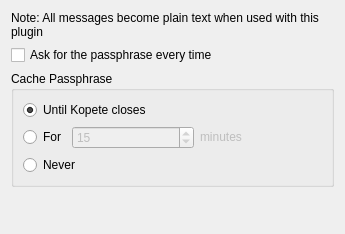
KDE/kopete, file plugins/cryptography/cryptographyprefsbase.ui: the form before one commit.
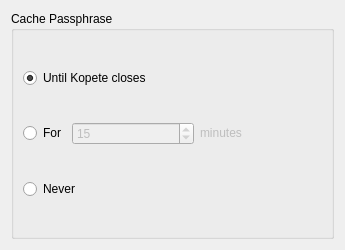
The form after the commit.

Commit message: String changes. Added myself to a few credits FEATURE:141984 GUI:

```diff
--- a/plugins/cryptography/cryptographyprefsbase.ui
+++ b/plugins/cryptography/cryptographyprefsbase.ui
@@ -7,30 +7,10 @@
     <x>0</x>
     <y>0</y>
     <width>345</width>
-    <height>234</height>
+    <height>250</height>
    </rect>
   </property>
   <layout class="QVBoxLayout" >
-   <item>
-    <widget class="QLabel" name="warning" >
-     <property name="frameShape" >
-      <enum>QFrame::NoFrame</enum>
-     </property>
-     <property name="text" >
-      <string>Note: All messages become plain text when used with this plugin</string>
-     </property>
-     <property name="wordWrap" >
-      <bool>true</bool>
-     </property>
-    </widget>
-   </item>
-   <item>
-    <widget class="QCheckBox" name="askPassPhrase" >
-     <property name="text" >
-      <string>Ask for the passphrase every time</string>
-     </property>
-    </widget>
-   </item>
    <item>
     <widget class="QGroupBox" name="cacheBehavior" >
      <property name="title" >
@@ -126,22 +106,6 @@
      </layout>
     </widget>
    </item>
-   <item>
-    <spacer>
-     <property name="orientation" >
-      <enum>Qt::Vertical</enum>
-     </property>
-     <property name="sizeType" >
-      <enum>QSizePolicy::Expanding</enum>
-     </property>
-     <property name="sizeHint" >
-      <size>
-       <width>20</width>
-       <height>20</height>
-      </size>
-     </property>
-    </spacer>
-   </item>
   </layout>
  </widget>
  <layoutdefault spacing="6" margin="11" />
```
Left out of the diff: 1 changed line with no effect on the pictures. The commit also changes 5 other files.
